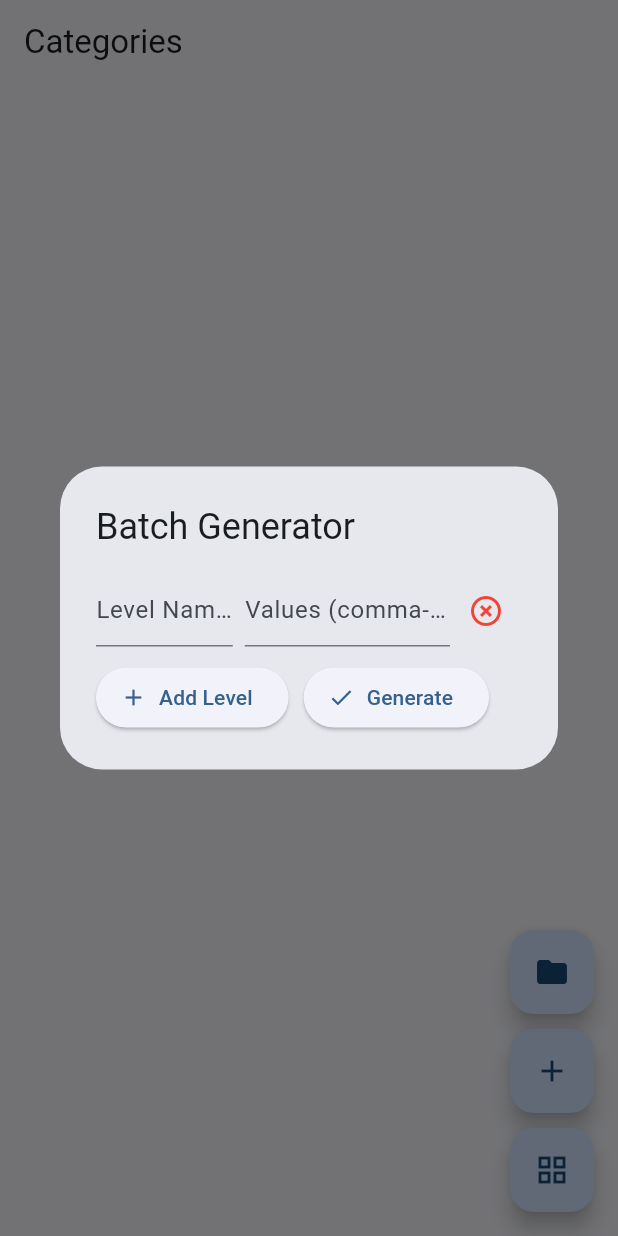
After one commit to dotping-me/task-planner, a Flutter app: the screen it shows after launch, after a tap on the "grid view" icon, on a phone screen of 412 x 824 dp. The commit adds this screen. Run offline on Flutter 3.47's test engine with Material 3 defaults, Android fonts, the phone set to English and light mode, and no system bars; our stand-ins replace sqflite, sqflite_common_ffi; accounts and stored records are empty.

Commit message:
Switched to Tree View

```diff
--- /dev/null
+++ b/lib/model/tree_node.dart
@@ -0,0 +1,17 @@
+import 'package:taskplanner/model/category.dart';
+import 'package:taskplanner/model/task.dart';
+
+// Basically just a 'recursive' dropdown list
+class TreeNode {
+    final Category? category;
+    final Task? task;
+    List<TreeNode> children;
+    bool isExpanded;
+
+    TreeNode({
+        this.category,
+        this.task,
+        this.children = const [],
+        this.isExpanded = false,  // Default
+    });
+}
--- a/lib/screens/home_page.dart
+++ b/lib/screens/home_page.dart
@@ -1,11 +1,70 @@
 import 'package:flutter/material.dart';
-import 'category_page.dart';
+import 'package:taskplanner/db/db.dart';
+import 'package:taskplanner/model/tree_node.dart';
+import 'package:taskplanner/widgets/fab_widget.dart';
+import 'package:taskplanner/widgets/tree_view_widget.dart';
 
-class HomePage extends StatelessWidget {
+class HomePage extends StatefulWidget {
     const HomePage({super.key});
 
     @override
+    State<HomePage> createState() => _HomePageState();
+}
+
+class _HomePageState extends State<HomePage> {
+    List<TreeNode> tree = [];
+
+    @override
+    void initState() {
+        super.initState();
+        loadTree();
+    }
+
+    // Just forces a UI update
+    Future<void> loadTree() async {
+        tree = await buildTree(parentId: null);
+        setState(() {});
+    }
+
+    // Builds the tree recursively by using implemented database queries
+    Future<List<TreeNode>> buildTree({int? parentId}) async {
+        final subcategories = await Db.getSubcategories(parentId);
+        final tasks = await Db.getTasksByCategory(parentId);
+
+        List<TreeNode> nodes = [];
+
+        for (var cat in subcategories) {
+            nodes.add(
+                TreeNode(
+                    category: cat,
+                    children: await buildTree(parentId: cat.id),
+                ),
+            );
+        }
+
+        for (var task in tasks) {
+            nodes.add(TreeNode(task: task));
+        }
+
+        return nodes;
+    }
+
+    @override
     Widget build(BuildContext context) {
-        return CategoryPage(category: null); // Root level
+        return Scaffold(
+            appBar: AppBar(title: const Text("Categories")), // No breadcrumbs :(
+
+            floatingActionButton: AddItemFAB(
+                parentId: null,
+                onUpdated: loadTree,
+            ),
+
+            body: tree.isEmpty
+                ? const Center(child: Text("No categories or tasks yet"))
+                : TreeViewWidget(
+                    nodes: tree,
+                    reload: loadTree,
+                ),
+        );
     }
 }
--- /dev/null
+++ b/lib/widgets/add_batch_dialog_widget.dart
@@ -0,0 +1,166 @@
+import 'package:flutter/material.dart';
+import 'package:taskplanner/db/db.dart';
+import 'package:taskplanner/model/category.dart';
+import 'package:taskplanner/model/task.dart';
+
+class BatchGeneratorDialog extends StatefulWidget {
+    final Category? parentCategory; // Null for Root
+    final VoidCallback onUpdated;
+
+    const BatchGeneratorDialog({
+        super.key,
+        this.parentCategory,
+        required this.onUpdated}
+    );
+
+    @override
+    State<BatchGeneratorDialog> createState() => _BatchGeneratorDialogState();
+}
+
+class _BatchGeneratorDialogState extends State<BatchGeneratorDialog> {
+    List<TextEditingController> levelControllers = [];
+    List<TextEditingController> valueControllers = [];
+    bool isGenerating = false; // Just to show loading state
+
+    @override
+    void initState() {
+        super.initState();
+        addLevel(); // Adds first level
+    }
+
+    // Release memory
+    @override
+    void dispose() {
+        for (var c in levelControllers) { c.dispose(); }
+        for (var c in valueControllers) { c.dispose(); }
+        super.dispose();
+    }
+
+    // Create new controllers (Text inputs) for new level
+    void addLevel() {
+        levelControllers.add(TextEditingController());
+        valueControllers.add(TextEditingController());
+        setState(() {});
+    }
+
+    // Deletes a level
+    void removeLevel(int index) {
+        levelControllers[index].dispose();
+        valueControllers[index].dispose();
+
+        levelControllers.removeAt(index);
+        valueControllers.removeAt(index);
+        setState(() {}); // Forces UI reload
+    }
+
+    Future<void> generateBatch() async {
+        final levels = <String>[];
+        final values = <String, List<String>>{};
+
+        // Catches text inputs
+        for (int i = 0; i < levelControllers.length; i++) {
+            final lvlName = levelControllers[i].text.trim();
+            final valText = valueControllers[i].text.trim();
+
+            if (lvlName.isEmpty || valText.isEmpty) continue;
+
+            levels.add(lvlName);
+            values[lvlName] = valText.split(',').map((e) => e.trim()).where((e) => e.isNotEmpty).toList();
+        }
+
+        if (levels.isEmpty) return;
+
+        setState(() => isGenerating = true);
+
+        // Function defined inside a function for encapsulation
+        // Recursively performs database entries
+        Future<void> insertLevel(int depth, int? parentId) async {
+            final level = levels[depth];
+            final entries = values[level]!;
+
+            for (final entry in entries) {
+
+                // Last level are tasks
+                if (depth == levels.length - 1) {
+                    await Db.insertTask(Task(title: entry, category: parentId));
+
+                // Create categories
+                } else {
+                    final newCatId = await Db.insertCategory(
+                        Category(name: entry, parent: parentId)
+                    );
+
+                    await insertLevel(depth + 1, newCatId); // Recursive call
+                }
+            }
+        }
+
+        await insertLevel(0, widget.parentCategory?.id); // Recursion starts here!
+
+        setState(() => isGenerating = false);
+        widget.onUpdated();
+        Navigator.pop(context);
+    }
+
+    @override
+    Widget build(BuildContext context) {
+        return AlertDialog(
+            title: const Text("Batch Generator"),
+
+            content: SizedBox(
+                width: double.maxFinite,
+                child: SingleChildScrollView( child: Column(
+                    children: [
+                        for (int i = 0; i < levelControllers.length; i++)
+                        Row(
+                            children: [
+                                Expanded(
+                                    flex: 2,
+                                    child: TextField(
+                                        controller: levelControllers[i],
+                                        decoration: InputDecoration(hintText: "Level Name (e.g. Year)"),
+                                    ),
+                                ),
+
+                                const SizedBox(width: 8),
+
+                                Expanded(
+                                    flex: 3,
+                                    child: TextField(
+                                        controller: valueControllers[i],
+                                        decoration: const InputDecoration(hintText: "Values (comma-separated)"),
+                                    ),
+                                ),
+
+                                IconButton(
+                                    icon: const Icon(Icons.highlight_remove_sharp, color: Colors.red),
+                                    onPressed: () => removeLevel(i),
+                                ),
+                            ],
+                        ),
+
+                        const SizedBox(height: 10),
+                        Row(
+                            children: [
+                                ElevatedButton.icon(
+                                    icon: const Icon(Icons.add),
+                                    label: const Text("Add Level"),
+                                    onPressed: addLevel,
+                                ),
+
+                                const SizedBox(width: 10),
+
+                                // Shows loading state
+                                ElevatedButton.icon(
+                                    icon: isGenerating ? const CircularProgressIndicator(strokeWidth: 2) : const Icon(Icons.done),
+                                    label: const Text("Generate"),
+                                    onPressed: isGenerating ? null : generateBatch,
+                                ),
+                            ],
+                        ),
+                    ],),
+                ),
+            ),
+        );
+    }
+}
--- a/lib/widgets/fab_widget.dart
+++ b/lib/widgets/fab_widget.dart
@@ -1,4 +1,6 @@
 import 'package:flutter/material.dart';
+import 'package:taskplanner/model/category.dart';
+import 'package:taskplanner/widgets/add_batch_dialog_widget.dart';
 import 'package:taskplanner/widgets/add_category_dialog_widget.dart';
 import 'package:taskplanner/widgets/add_task_dialog_widget.dart';
 
@@ -34,6 +36,17 @@ class AddItemFAB extends StatelessWidget {
         );
     }
 
+    // Show 'Batch Generator' Dialog
+    void _showBatchGeneratorDialog(BuildContext context) {
+        showDialog(
+            context: context,
+            builder: (_) => BatchGeneratorDialog(
+            parentCategory: parentId != null ? Category(id: parentId!, name: 'Parent') : null,
+            onUpdated: onUpdated,
+            ),
+        );
+    }
+
     @override
     Widget build(BuildContext context) {
         return Column(
@@ -53,6 +66,15 @@ class AddItemFAB extends StatelessWidget {
                     onPressed: () => _showAddTaskDialog(context),
                     child: const Icon(Icons.add),
                 ),
+
+                const SizedBox(height: 10),
+
+                FloatingActionButton(
+                    heroTag: "batch_${parentId ?? 'root'}",
+                    onPressed: () => _showBatchGeneratorDialog(context),
+                    tooltip: "Batch Generate",
+                    child: const Icon(Icons.grid_view),
+                ),
             ],
         );
     }
```
Also changed, not shown: lib/widgets/tree_view_widget.dart (added, +124 -0 lines).
